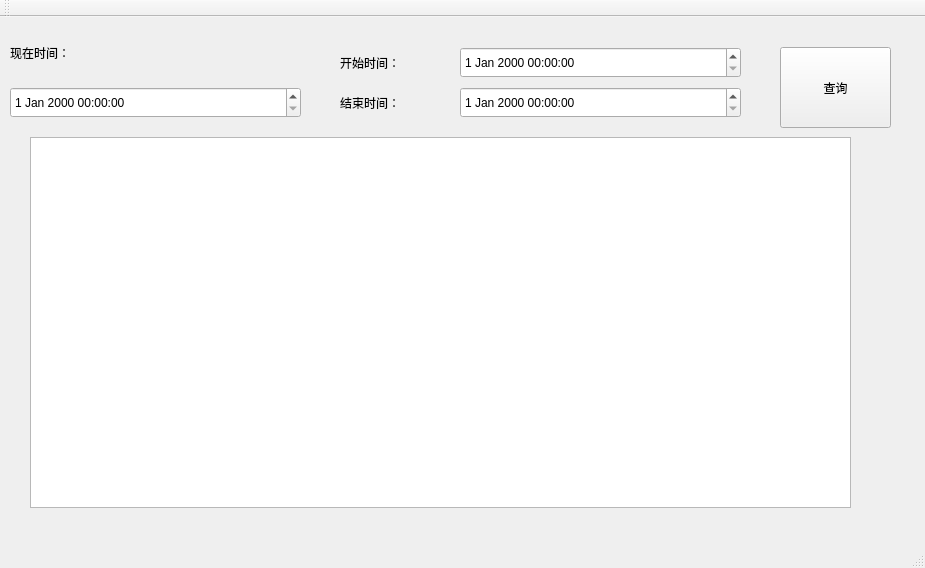
This is attence/d/untitled/mainwindow.ui in cold-rivers-snow/QtProject as Qt 5 draws it before an edit. The edited form follows.
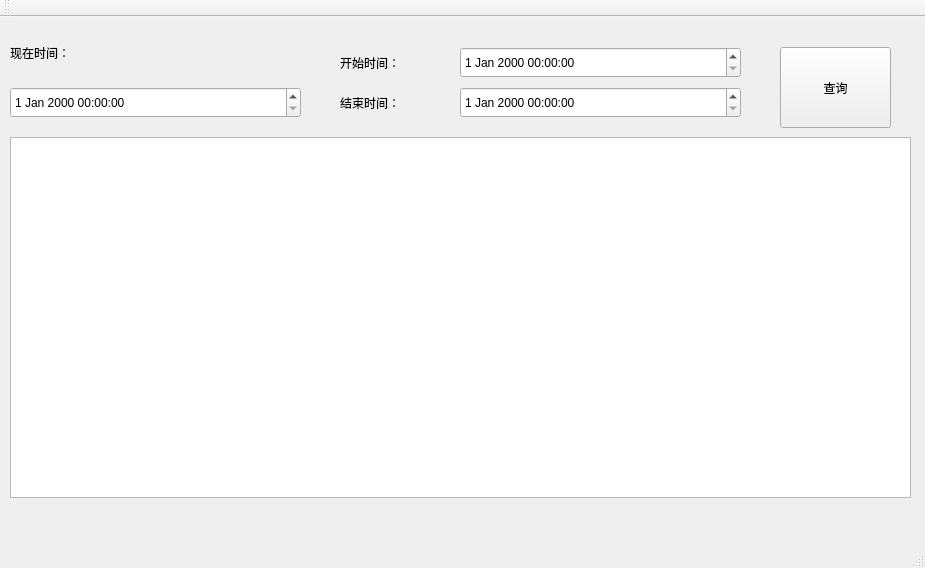
This is the edited form.

```diff
--- a/attence/d/untitled/mainwindow.ui
+++ b/attence/d/untitled/mainwindow.ui
@@ -40,10 +40,10 @@
    <widget class="QTableWidget" name="tableWidget">
     <property name="geometry">
      <rect>
-      <x>30</x>
+      <x>10</x>
       <y>120</y>
-      <width>821</width>
-      <height>371</height>
+      <width>901</width>
+      <height>361</height>
      </rect>
     </property>
    </widget>
```
